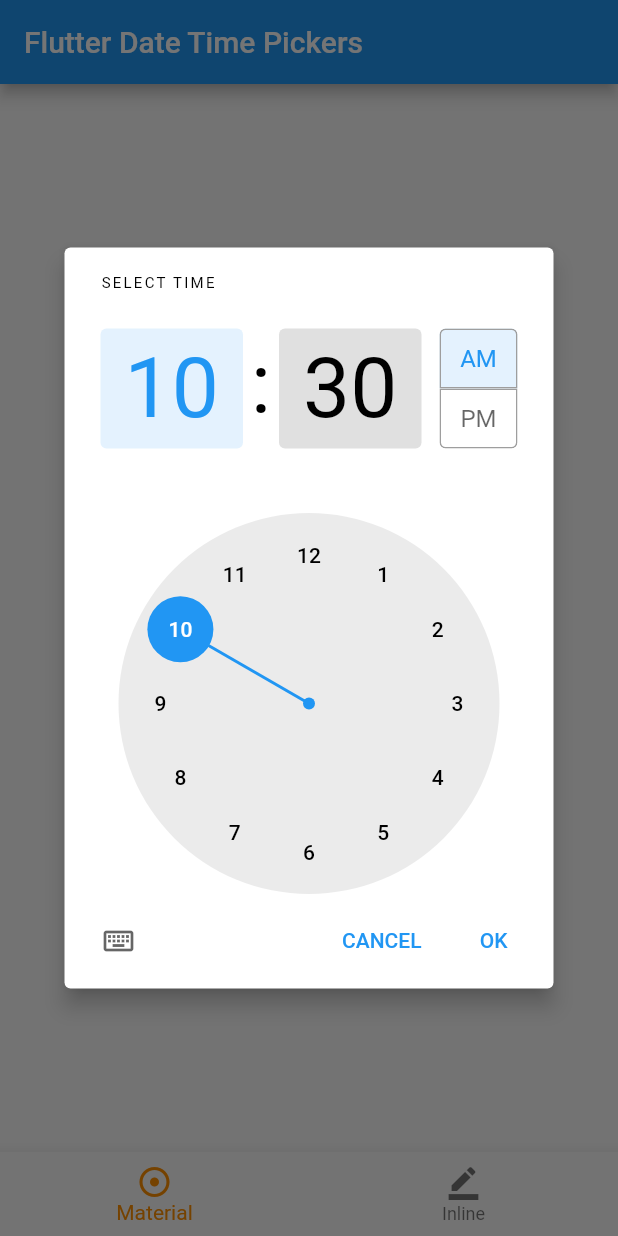
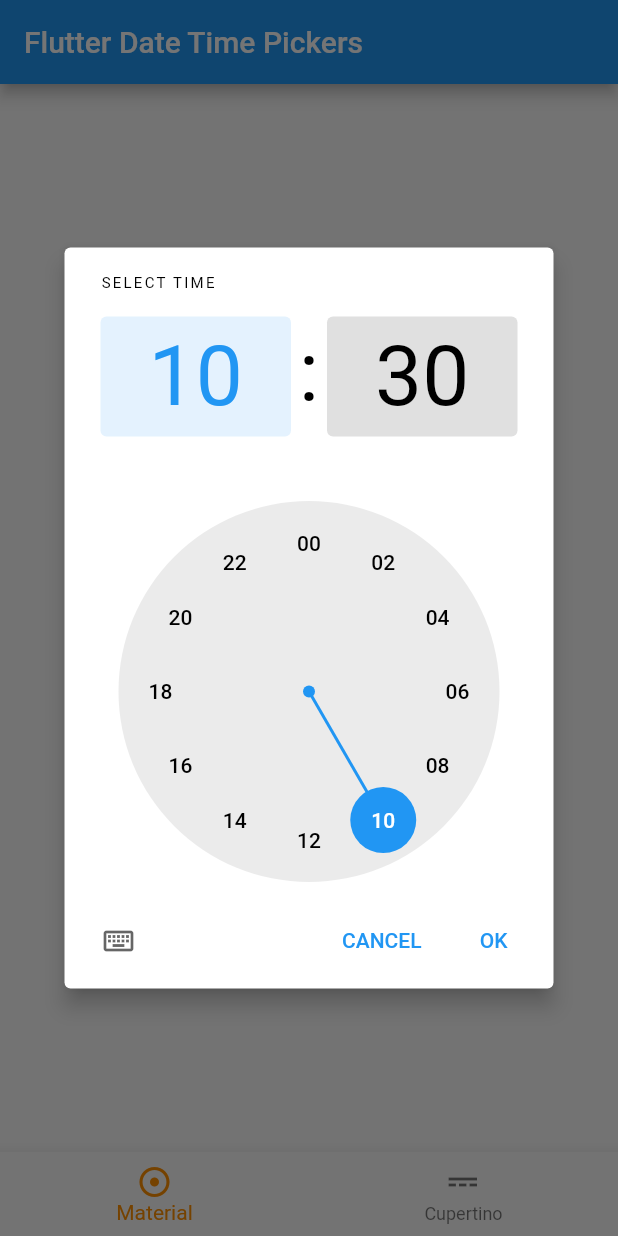
Before and after one commit to dwyl/flutter-date-time-tutorial, a Flutter app: the screen it shows after launch, after a tap on "Time", on a phone screen of 412 x 824 dp. Run offline on Flutter 3.47's test engine with Material 2 defaults, Android fonts, the phone set to English and light mode, and no system bars.

Commit message:
fix: Changing to cupertino. #1

```diff
--- a/lib/main.dart
+++ b/lib/main.dart
@@ -31,7 +31,7 @@ class _HomePageState extends State<HomePage> {
   final List<Widget> _pages = <Widget>[
     const MaterialExamplePage(),
     const Text(
-      'Inline widget',
+      'Cupertino widget',
       style: TextStyle(fontSize: 30, fontWeight: FontWeight.bold),
     )
   ];
@@ -59,8 +59,8 @@ class _HomePageState extends State<HomePage> {
             label: 'Material',
           ),
           BottomNavigationBarItem(
-            icon: Icon(Icons.border_color),
-            label: 'Inline',
+            icon: Icon(Icons.power_input_sharp),
+            label: 'Cupertino',
           ),
         ],
         currentIndex: _selectedIndex,
--- a/lib/material.dart
+++ b/lib/material.dart
@@ -17,7 +17,15 @@ class _MaterialExamplePageState extends State<MaterialExamplePage> {
   Future<DateTime?> pickDate() => showDatePicker(context: context, initialDate: dateTime, firstDate: DateTime(1900), lastDate: DateTime(2100));
 
   /// Opens time picker and returns possible `TimeOfDay` object.
-  Future<TimeOfDay?> pickTime() => showTimePicker(context: context, initialTime: TimeOfDay(hour: dateTime.hour, minute: dateTime.minute));
+  Future<TimeOfDay?> pickTime() => showTimePicker(
+      context: context,
+      initialTime: TimeOfDay(hour: dateTime.hour, minute: dateTime.minute),
+      builder: (BuildContext context, Widget? child) {
+        return MediaQuery(
+          data: MediaQuery.of(context).copyWith(alwaysUse24HourFormat: true),
+          child: child!,
+        );
+      });
 
   /// Opens date picker and time picker consecutively and sets the `DateTime` field of the page.
   Future pickDateTime() async {
```
Also changed, not shown: 1 other file.
